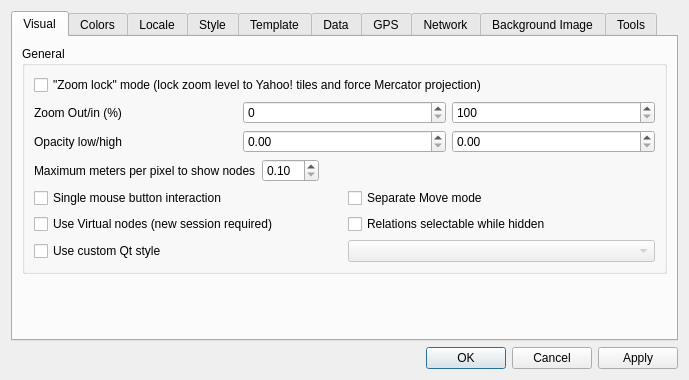
First picture: the form in src/Preferences/PreferencesDialog.ui, repository openstreetmap/merkaartor, before the edit.
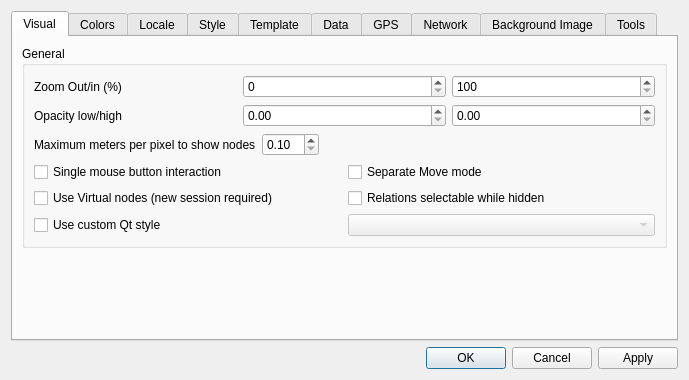
Second picture: the form after the edit.

Commit message: CHG : rework "Zoom lock" and move it to the view menu

Patch:
```diff
--- a/src/Preferences/PreferencesDialog.ui
+++ b/src/Preferences/PreferencesDialog.ui
@@ -34,13 +34,6 @@
           <string>General</string>
          </property>
          <layout class="QVBoxLayout">
-          <item>
-           <widget class="QCheckBox" name="cbBorisZoom">
-            <property name="text">
-             <string>&quot;Zoom lock&quot; mode (lock zoom level to Yahoo! tiles and force Mercator projection)</string>
-            </property>
-           </widget>
-          </item>
           <item>
            <layout class="QHBoxLayout">
             <item>
```
Left out of the diff: 32 changed lines with no effect on the pictures. The commit also changes 12 other files.
